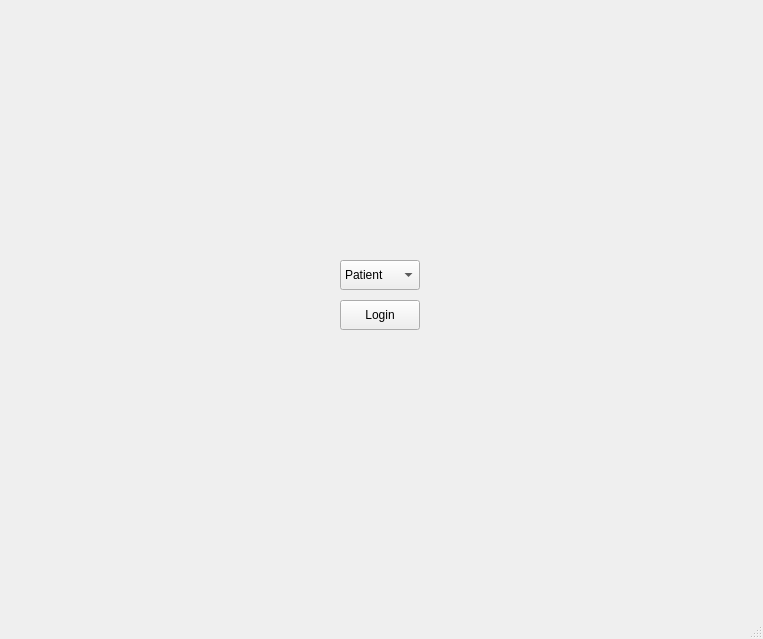
Qt form UI/ui_main_window.ui (nilsgehlin/team-dft) before a commit.
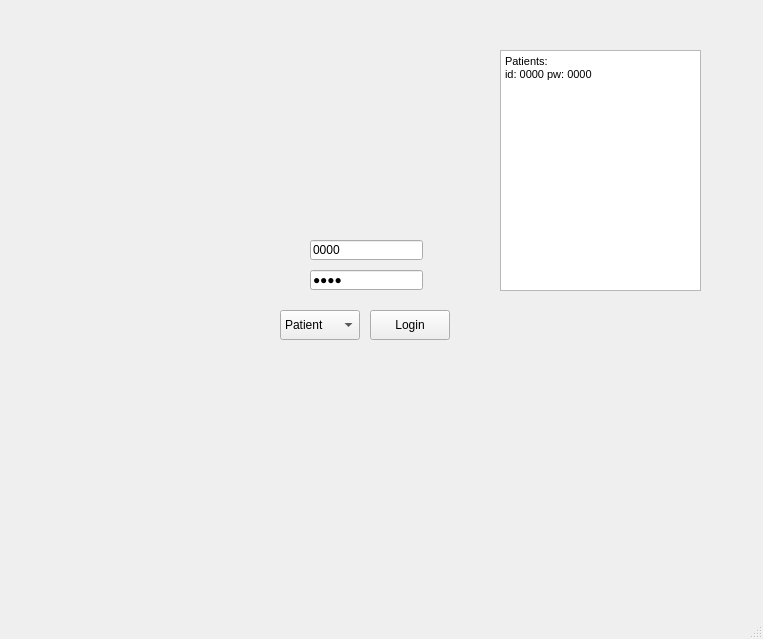
The same form after that commit.

Commit message: Add functionality to surgeon. Also add the patient and errand classes

```diff
--- a/UI/ui_main_window.ui
+++ b/UI/ui_main_window.ui
@@ -30,8 +30,8 @@
      <widget class="QPushButton" name="button_login">
       <property name="geometry">
        <rect>
-        <x>340</x>
-        <y>300</y>
+        <x>370</x>
+        <y>310</y>
         <width>80</width>
         <height>30</height>
        </rect>
@@ -43,8 +43,8 @@
      <widget class="QComboBox" name="combo_box_login">
       <property name="geometry">
        <rect>
-        <x>340</x>
-        <y>260</y>
+        <x>280</x>
+        <y>310</y>
         <width>80</width>
         <height>30</height>
        </rect>
@@ -65,6 +65,62 @@
        </property>
       </item>
      </widget>
+     <widget class="QLineEdit" name="page_login_insert_id">
+      <property name="geometry">
+       <rect>
+        <x>310</x>
+        <y>240</y>
+        <width>113</width>
+        <height>20</height>
+       </rect>
+      </property>
+      <property name="text">
+       <string>0000</string>
+      </property>
+      <property name="placeholderText">
+       <string>ID</string>
+      </property>
+     </widget>
+     <widget class="QLineEdit" name="page_login_insert_password">
+      <property name="geometry">
+       <rect>
+        <x>310</x>
+        <y>270</y>
+        <width>113</width>
+        <height>20</height>
+       </rect>
+      </property>
+      <property name="text">
+       <string>0000</string>
+      </property>
+      <property name="echoMode">
+       <enum>QLineEdit::Password</enum>
+      </property>
+      <property name="placeholderText">
+       <string>Password</string>
+      </property>
+      <property name="clearButtonEnabled">
+       <bool>false</bool>
+      </property>
+     </widget>
+     <widget class="QTextEdit" name="textEdit">
+      <property name="geometry">
+       <rect>
+        <x>500</x>
+        <y>50</y>
+        <width>201</width>
+        <height>241</height>
+       </rect>
+      </property>
+      <property name="html">
+       <string>&lt;!DOCTYPE HTML PUBLIC &quot;-//W3C//DTD HTML 4.0//EN&quot; &quot;http://www.w3.org/TR/REC-html40/strict.dtd&quot;&gt;
+&lt;html&gt;&lt;head&gt;&lt;meta name=&quot;qrichtext&quot; content=&quot;1&quot; /&gt;&lt;style type=&quot;text/css&quot;&gt;
+p, li { white-space: pre-wrap; }
+&lt;/style&gt;&lt;/head&gt;&lt;body style=&quot; font-family:'MS Shell Dlg 2'; font-size:8.25pt; font-weight:400; font-style:normal;&quot;&gt;
+&lt;p style=&quot; margin-top:0px; margin-bottom:0px; margin-left:0px; margin-right:0px; -qt-block-indent:0; text-indent:0px;&quot;&gt;Patients:&lt;/p&gt;
+&lt;p style=&quot; margin-top:0px; margin-bottom:0px; margin-left:0px; margin-right:0px; -qt-block-indent:0; text-indent:0px;&quot;&gt;id: 0000 pw: 0000&lt;/p&gt;&lt;/body&gt;&lt;/html&gt;</string>
+      </property>
+     </widget>
     </widget>
     <widget class="QWidget" name="page_rad">
      <widget class="QStackedWidget" name="stacked_rad">
```
Left out of the diff: 4 changed lines with no effect on the pictures. The commit also changes 14 other files.
